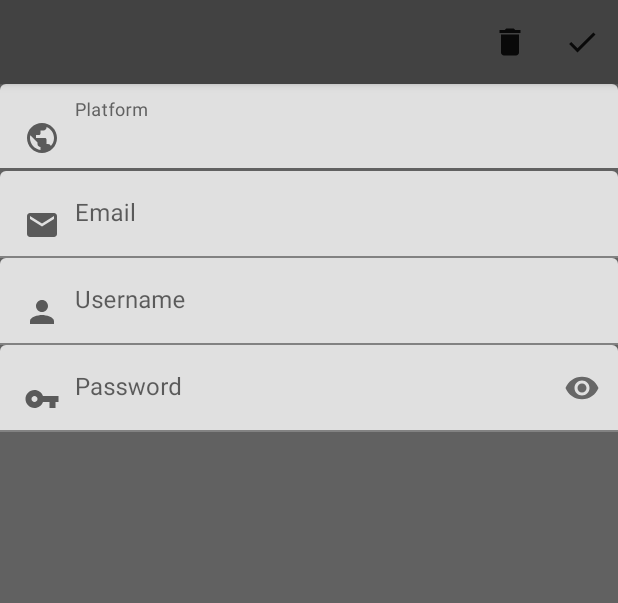
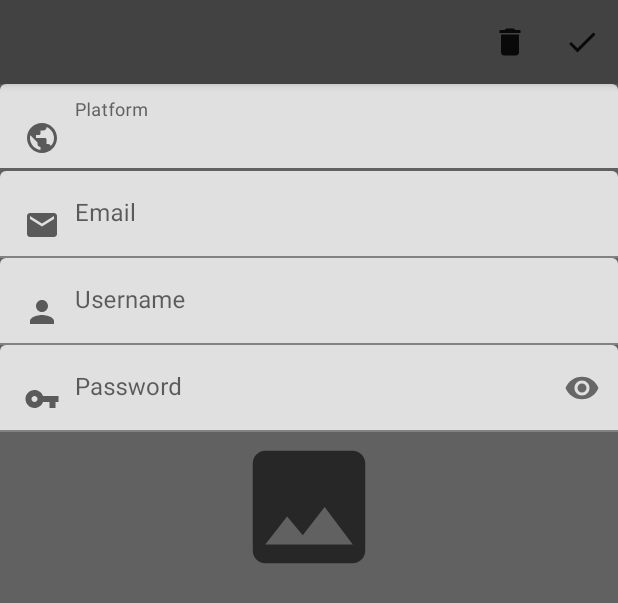
Before and after one commit to Aki-98/CryptedAccounts, an Android app: the layout fragment_add_or_upd_account.xml on its own in the app's theme, with its tools: preview values and no code run, on a phone screen of 412 x 824 dp. Shown: the top 603 px of the screen. Run offline under Robolectric (Android 15) with nearby library versions, the phone set to English and light mode, and no system bars.

Commit message:
load account.logo using Glide and URIs

```diff
--- a/app/build.gradle
+++ b/app/build.gradle
@@ -50,4 +50,6 @@ dependencies {
 
     implementation 'com.github.bumptech.glide:glide:4.11.0'
     annotationProcessor 'com.github.bumptech.glide:compiler:4.11.0'
+
+    implementation 'com.github.esafirm.android-image-picker:imagepicker:2.3.2'
 }
--- a/app/src/main/AndroidManifest.xml
+++ b/app/src/main/AndroidManifest.xml
@@ -1,6 +1,8 @@
 <?xml version="1.0" encoding="utf-8"?>
 <manifest xmlns:android="http://schemas.android.com/apk/res/android"
     package="at.mike.accountmanager">
+    <uses-permission android:name="android.permission.READ_EXTERNAL_STORAGE"/>
+    <uses-permission android:name="android.permission.WRITE_EXTERNAL_STORAGE"/>
 
     <application
         android:allowBackup="true"
--- /dev/null
+++ b/app/src/main/res/drawable/ic_baseline_image_24.xml
@@ -0,0 +1,10 @@
+<vector xmlns:android="http://schemas.android.com/apk/res/android"
+    android:width="24dp"
+    android:height="24dp"
+    android:viewportWidth="24"
+    android:viewportHeight="24"
+    android:tint="?attr/colorControlNormal">
+  <path
+      android:fillColor="@android:color/white"
+      android:pathData="M21,19V5c0,-1.1 -0.9,-2 -2,-2H5c-1.1,0 -2,0.9 -2,2v14c0,1.1 0.9,2 2,2h14c1.1,0 2,-0.9 2,-2zM8.5,13.5l2.5,3.01L14.5,12l4.5,6H5l3.5,-4.5z"/>
+</vector>
--- a/app/src/main/res/layout/fragment_add_or_upd_account.xml
+++ b/app/src/main/res/layout/fragment_add_or_upd_account.xml
@@ -1,6 +1,5 @@
 <?xml version="1.0" encoding="utf-8"?>
 <androidx.constraintlayout.widget.ConstraintLayout xmlns:android="http://schemas.android.com/apk/res/android"
-    xmlns:tools="http://schemas.android.com/tools"
     android:layout_width="match_parent"
     android:layout_height="match_parent"
     xmlns:app="http://schemas.android.com/apk/res-auto"
@@ -92,6 +91,13 @@
                 android:hint="@string/hint_password"
                 android:inputType="textPassword" />
         </com.google.android.material.textfield.TextInputLayout>
+
+        <ImageView
+            android:id="@+id/imageViewLogo"
+            android:layout_width="match_parent"
+            android:layout_height="100dp"
+            app:srcCompat="@drawable/ic_baseline_image_24" />
+
     </LinearLayout>
 
 </androidx.constraintlayout.widget.ConstraintLayout>
--- a/app/src/main/res/layout/item_account.xml
+++ b/app/src/main/res/layout/item_account.xml
@@ -1,7 +1,6 @@
 <?xml version="1.0" encoding="utf-8"?>
 <com.google.android.material.card.MaterialCardView xmlns:android="http://schemas.android.com/apk/res/android"
     xmlns:app="http://schemas.android.com/apk/res-auto"
-    xmlns:tools="http://schemas.android.com/tools"
     android:layout_width="match_parent"
     android:layout_height="wrap_content"
     app:cardBackgroundColor="@color/colorPrimaryDark">
--- a/build.gradle
+++ b/build.gradle
@@ -16,6 +16,7 @@ allprojects {
     repositories {
         google()
         jcenter()
+        maven { url "https://jitpack.io" }
     }
 }
 
```
Also changed, not shown: app/src/main/java/at/mike/accountmanager/Account.java (+14 -1 lines), app/src/main/java/at/mike/accountmanager/AddOrUpdAccountFragment.java (+52 -4 lines), app/src/main/java/at/mike/accountmanager/MyGlideApp.java (added, +8 -0 lines), app/src/main/res/values/styles.xml (+0 -34 lines).
